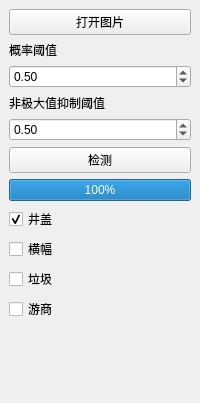
The window that dockwidget.ui (withwsf/Image_detection) describes before a commit, drawn with Qt 5.
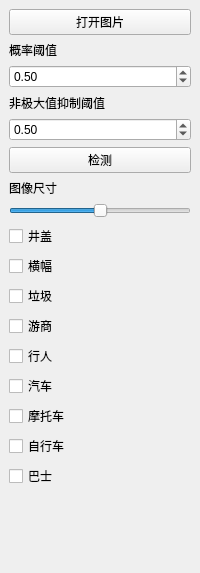
The same window after the commit.

What changed in the file:
```diff
--- a/dockwidget.ui
+++ b/dockwidget.ui
@@ -2,18 +2,21 @@
 <ui version="4.0">
  <class>DockWidget</class>
  <widget class="QDockWidget" name="DockWidget">
+  <property name="enabled">
+   <bool>true</bool>
+  </property>
   <property name="geometry">
    <rect>
     <x>0</x>
     <y>0</y>
     <width>200</width>
-    <height>403</height>
+    <height>573</height>
    </rect>
   </property>
   <property name="minimumSize">
    <size>
     <width>138</width>
-    <height>364</height>
+    <height>573</height>
    </size>
   </property>
   <property name="windowTitle">
@@ -79,23 +82,36 @@
      </widget>
     </item>
     <item>
-     <widget class="QProgressBar" name="progressBar">
-      <property name="maximum">
-       <number>100</number>
-      </property>
-      <property name="value">
-       <number>100</number>
-      </property>
-     </widget>
-    </item>
-    <item>
-     <widget class="QCheckBox" name="checkBox">
+     <widget class="QLabel" name="label">
       <property name="text">
-       <string>井盖</string>
+       <string>图像尺寸</string>
       </property>
-      <property name="checked">
+     </widget>
+    </item>
+    <item>
+     <widget class="QSlider" name="scaleSlider">
+      <property name="value">
+       <number>50</number>
+      </property>
+      <property name="sliderPosition">
+       <number>50</number>
+      </property>
+      <property name="orientation">
+       <enum>Qt::Horizontal</enum>
+      </property>
+     </widget>
+    </item>
+    <item>
+     <widget class="QCheckBox" name="checkBox_well">
+      <property name="enabled">
        <bool>true</bool>
       </property>
+      <property name="text">
+       <string>井盖</string>
+      </property>
+      <property name="checked">
+       <bool>false</bool>
+      </property>
      </widget>
     </item>
     <item>
@@ -125,6 +141,41 @@
       </property>
      </widget>
     </item>
+    <item>
+     <widget class="QCheckBox" name="checkBox_person">
+      <property name="text">
+       <string>行人</string>
+      </property>
+     </widget>
+    </item>
+    <item>
+     <widget class="QCheckBox" name="checkBox_car">
+      <property name="text">
+       <string>汽车</string>
+      </property>
+     </widget>
+    </item>
+    <item>
+     <widget class="QCheckBox" name="checkBox_motor">
+      <property name="text">
+       <string>摩托车</string>
+      </property>
+     </widget>
+    </item>
+    <item>
+     <widget class="QCheckBox" name="checkBox_bicycle">
+      <property name="text">
+       <string>自行车</string>
+      </property>
+     </widget>
+    </item>
+    <item>
+     <widget class="QCheckBox" name="checkBox_bus">
+      <property name="text">
+       <string>巴士</string>
+      </property>
+     </widget>
+    </item>
     <item>
      <spacer name="verticalSpacer">
       <property name="orientation">
```
Left out of the diff: 6 changed lines with no effect on the pictures.
